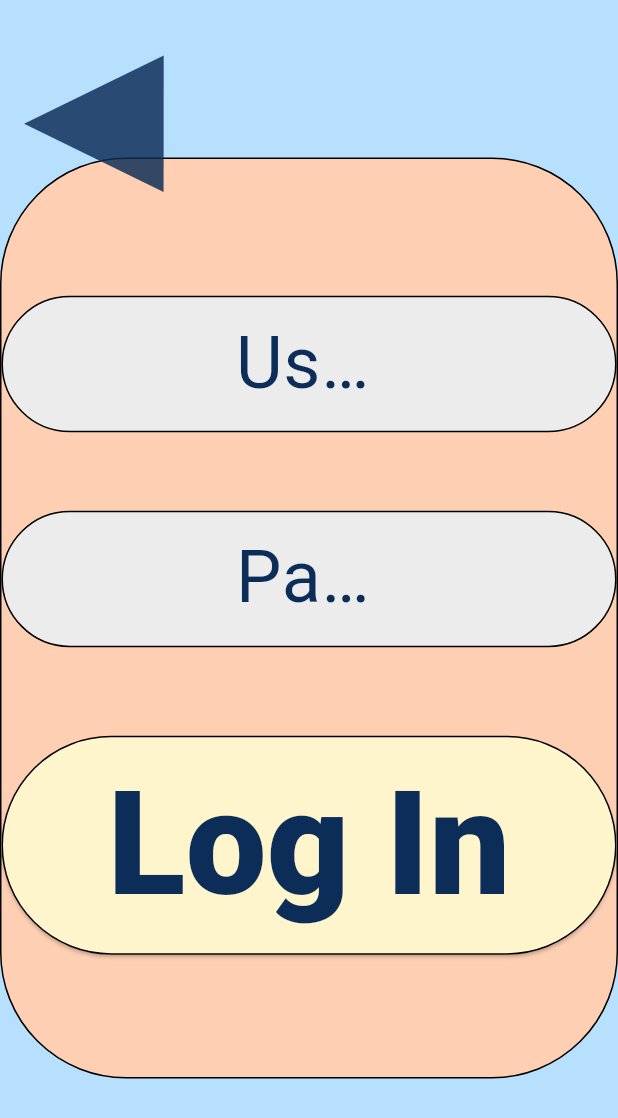
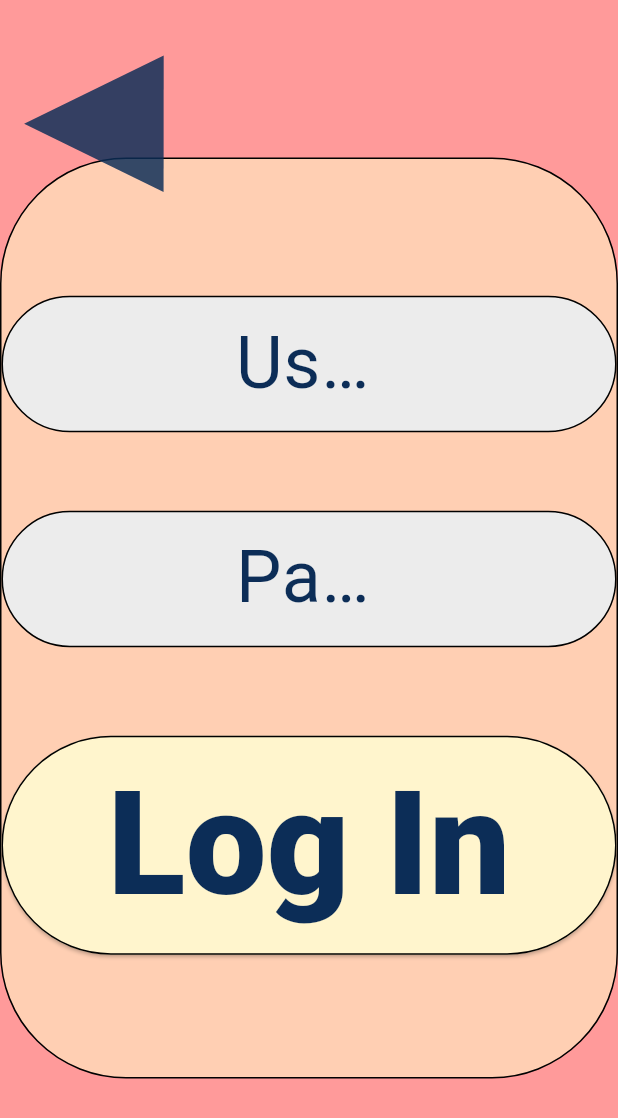
Before and after one commit to LAVjr97/Bilingual-Buddy, a Flutter app: the screen it shows after launch, after a tap on "START", on a phone screen of 412 x 824 dp. Shown: the top 1118 px of the screen. Run offline on Flutter 3.47's test engine with Material 3 defaults, Android fonts, the phone set to English and light mode, and no system bars; our stand-ins replace audioplayers, cloud_firestore, confetti, firebase_auth, firebase_core, flip_card and 2 more; missing offline and left inert: flutter_pdfview; accounts and stored records are empty; Roboto replaces fonts that are missing (Outfit, Sniglet).

Commit message:
Global Variables control app colors
App colors will be controlled from the createAppColorPalette() function.

```diff
--- a/bilingual_buddy/lib/main.dart
+++ b/bilingual_buddy/lib/main.dart
@@ -10,6 +10,7 @@ void main() async {
   await Firebase.initializeApp(options: DefaultFirebaseOptions.currentPlatform);
   FirebaseFirestore.instance.settings = const Settings(persistenceEnabled: true);
   createStudentMap(); //Creates the student data
+  createAppColorPalette(); //Sets the app color palette
 
   runApp(MyApp());
 }
--- a/bilingual_buddy/lib/screens/flashcards.dart
+++ b/bilingual_buddy/lib/screens/flashcards.dart
@@ -6,6 +6,7 @@ import 'package:audioplayers/audioplayers.dart';
 import 'dart:developer';
 import 'dart:math' hide log;
 import 'lessons_page.dart';
+import 'globals.dart';
 
 class Flashcards {
   String frontSide;
@@ -65,7 +66,7 @@ class _FlashcardViewerState extends State<FlashcardViewer>{
             Expanded(
               child: Container( //Screen borders for the background color
                 clipBehavior: Clip.antiAlias,
-                decoration: BoxDecoration(color: Color(0xFFB7E0FF)),
+                decoration: BoxDecoration(color: backgroundColor),
                 child: Stack(
                   children: [
                     backTextMenuBar(context, fractionsLecture, "Lesson ${widget.lessonNum} Flashcards"),
--- a/bilingual_buddy/lib/screens/globals.dart
+++ b/bilingual_buddy/lib/screens/globals.dart
@@ -1,13 +1,48 @@
+import 'package:flutter/material.dart';
 import 'student_info.dart';
 
+//STUDENT DATA
 late Map<String, Student> students;
 late Student currentStudent;
-
-late int backgroundColor;
-late int buttonColor;
 
 void createStudentMap(){
   students = {
     '0RXs9OMJD0QaqgTUduZrgWhbtp82': Student(info: StudentInfo(1, "Bucky", "Bronco"), quizCompletion: Completion([QuizCompletion(0, 4), QuizCompletion(0, 4), QuizCompletion(0, 4), QuizCompletion(0, 4), QuizCompletion(0, 1), QuizCompletion(0, 1)], [0.0]))
   };
 }
+
+
+//COLORS
+Color textColor = Color(0xD50C2D57);
+Color buttonColor = Color(0xFFFFF5CD);
+Color backgroundColor = Color(0xFFB7E0FF);
+Color backOfFlashcardColor = Color(0xD50C2D57);
+Color textBackgroundColor = Color(0xFFFFCFB3);
+Color dialogBackgroundColor = Color(0xFFFFF5CD);
+Color backTextMenuBarColor = Color(0xD50C2D57);
+Color inputTextColor = Color(0xFFECECEC);
+
+void createAppColorPalette(){
+  //Color Palette #1
+  textColor = Color(0xFF5F8B4C);
+  buttonColor = Color(0xFFFFDDAB);
+  backgroundColor = Color(0xFFFF9A9A);
+  backOfFlashcardColor = Color(0xD50C2D57);
+  textBackgroundColor = Color(0xFFFFCFB3);
+  dialogBackgroundColor = Color(0xFFF6C6EA);
+  backTextMenuBarColor = Color(0xFFEB5B00);
+  inputTextColor = Color(0xFFECECEC);
+
+
+  /*
+  Color Palette #2
+  textColor = Color(0xD50C2D57);
+  buttonColor = Color(0xFFFFF5CD);
+  backgroundColor = Color(0xFFB7E0FF);
+  backOfFlashcardColor = Color(0xD50C2D57);
+  textBackgroundColor = Color(0xFFFFCFB3);
+  dialogBackgroundColor = Color(0xFFFFF5CD);
+  backTextMenuBarColor = Color(0xD50C2D57);
+  */
+
+}
--- a/bilingual_buddy/lib/screens/landing_page.dart
+++ b/bilingual_buddy/lib/screens/landing_page.dart
@@ -1,6 +1,7 @@
 import 'package:flutter/material.dart';
 import 'login_page.dart';
 import 'package:google_fonts/google_fonts.dart';
+import 'globals.dart';
 
 class LandingPage extends StatefulWidget {
   @override
@@ -22,7 +23,7 @@ class _LandingPage extends State<LandingPage>{
             Expanded(
               child: Container( //Screen borders for the background color
                 clipBehavior: Clip.antiAlias,
-                decoration: BoxDecoration(color: Color(0xFFB7E0FF)),
+                decoration: BoxDecoration(color: backgroundColor),
                 child: Stack(
                   children: [
                     Align( //Logo
@@ -44,7 +45,7 @@ class _LandingPage extends State<LandingPage>{
                             child: Text(
                               'BILINGUAL BUDDY',
                               style: GoogleFonts.sniglet(
-                                color: Color(0xFF0C2D57),
+                                color: textColor,
                                 fontSize: 96,
                                 fontWeight: FontWeight.w400,
                               ),
@@ -62,7 +63,7 @@ class _LandingPage extends State<LandingPage>{
                         child: ElevatedButton(
                           onPressed: loginPage,
                           style: ElevatedButton.styleFrom(
-                            backgroundColor: Color(0xFFFFF5CD),
+                            backgroundColor: buttonColor,
                             shape: RoundedRectangleBorder(
                               side: BorderSide(width: 1),
                               borderRadius: BorderRadius.circular(84),
@@ -79,7 +80,7 @@ class _LandingPage extends State<LandingPage>{
                                 child: Text(
                                   "START",
                                   style: GoogleFonts.sniglet(
-                                    color: Color(0xFF0C2D57),
+                                    color: textColor,
                                     fontSize: 80,
                                     fontWeight: FontWeight.w800,
                                   ),
--- a/bilingual_buddy/lib/screens/lecture_dashboard.dart
+++ b/bilingual_buddy/lib/screens/lecture_dashboard.dart
@@ -4,7 +4,7 @@ import 'lessons_page.dart';
 import 'dashboard_screen.dart';
 import 'student_info.dart';
 import 'flashcards.dart';
-
+import 'globals.dart';
 
 class FractionsLecture extends StatefulWidget{
   @override
@@ -59,7 +59,7 @@ class _FractionsLecture extends State<FractionsLecture>{
             Expanded(
               child: Container( //Screen borders for the background color
                 clipBehavior: Clip.antiAlias,
-                decoration: BoxDecoration(color: Color(0xFFB7E0FF)),
+                decoration: BoxDecoration(color: backgroundColor),
                 child: Stack(
                   children: [
                     backTextMenuBar(context, fractionDashBoardPage, "Fraction Lecture"),
--- a/bilingual_buddy/lib/screens/lecture_page.dart
+++ b/bilingual_buddy/lib/screens/lecture_page.dart
@@ -5,6 +5,7 @@ import 'package:flutter_pdfview/flutter_pdfview.dart';
 import 'dart:typed_data';
 import 'package:path_provider/path_provider.dart';
 import 'dart:io';
+import 'globals.dart';
 
 class PDFContainerWidget extends StatelessWidget {
   final String pdfPath;
@@ -97,7 +98,7 @@ class _LessonPage extends State<LessonPage>{
             Expanded(
               child: Container( //Screen borders for the background color
                 clipBehavior: Clip.antiAlias,
-                decoration: BoxDecoration(color: Color(0xFFB7E0FF)),
+                decoration: BoxDecoration(color: backgroundColor),
                 child: Stack(
                   children: [
                     backTextMenuBar(context, fractionLessons, "Lesson ${widget.lessonNum}"),
--- a/bilingual_buddy/lib/screens/lecture_quiz_screen.dart
+++ b/bilingual_buddy/lib/screens/lecture_quiz_screen.dart
@@ -2,6 +2,7 @@ import 'package:flutter/material.dart';
 import 'dashboard_screen.dart';
 import 'useful_widgets.dart';
 import 'lecture_dashboard.dart';
+import 'globals.dart';
 
 class FractionsLectureQuiz extends StatefulWidget{
   @override
@@ -49,7 +50,7 @@ class _FractionsLectureQuiz extends State<FractionsLectureQuiz>{
             Expanded(
               child: Container( //Screen borders for the background color
                 clipBehavior: Clip.antiAlias,
-                decoration: BoxDecoration(color: Color(0xFFB7E0FF)),
+                decoration: BoxDecoration(color: backgroundColor),
                 child: Stack(
                   children: [
                   backTextMenuBar(context, dashBoardPage, "Fraction"),
--- a/bilingual_buddy/lib/screens/lessons_page.dart
+++ b/bilingual_buddy/lib/screens/lessons_page.dart
@@ -53,7 +53,7 @@ class _FractionsQuizzes extends State<FractionsQuizzes>{
             Expanded(
               child: Container( //Screen borders for the background color
                 clipBehavior: Clip.antiAlias,
-                decoration: BoxDecoration(color: Color(0xFFB7E0FF)),
+                decoration: BoxDecoration(color: backgroundColor),
                 child: Stack(
                   children: [
                     backTextMenuBar(context, fractionDashBoardPage, "Fraction Quizzes"),
@@ -158,7 +158,7 @@ class _FractionsLessons extends State<FractionsLessons>{
             Expanded(
               child: Container( //Screen borders for the background color
                 clipBehavior: Clip.antiAlias,
-                decoration: BoxDecoration(color: Color(0xFFB7E0FF)),
+                decoration: BoxDecoration(color: backgroundColor),
                 child: Stack(
                   children: [
                     backTextMenuBar(context, fractionDashBoardPage, "Fraction Lessons"),
@@ -231,7 +231,7 @@ class _FractionsFlashCards extends State<FractionsFlashCards>{
             Expanded(
               child: Container( //Screen borders for the background color
                 clipBehavior: Clip.antiAlias,
-                decoration: BoxDecoration(color: Color(0xFFB7E0FF)),
+                decoration: BoxDecoration(color: backgroundColor),
                 child: Stack(
                   children: [
                     backTextMenuBar(context, fractionDashBoardPage, "Fraction Flashcards"),
--- a/bilingual_buddy/lib/screens/login_page.dart
+++ b/bilingual_buddy/lib/screens/login_page.dart
@@ -213,7 +213,7 @@ class _LoginPageState extends State<LoginPage> {
             Expanded(
               child: Container( //Screen borders for the background color
                 clipBehavior: Clip.antiAlias,
-                decoration: BoxDecoration(color: Color(0xFFB7E0FF)),
+                decoration: BoxDecoration(color: backgroundColor),
                 child: Stack(
                   children: [
                     Positioned(
@@ -232,7 +232,7 @@ class _LoginPageState extends State<LoginPage> {
                         width: 855.58,
                         height: 614,
                         decoration: ShapeDecoration(
-                          color: Color(0xFFFFCFB3),
+                          color: textBackgroundColor,
                           shape: RoundedRectangleBorder(
                             side: BorderSide(width: 1),
                             borderRadius: BorderRadius.circular(84),
```
Also changed, not shown: bilingual_buddy/lib/screens/dashboard_screen.dart (+4 -3 lines), bilingual_buddy/lib/screens/quiz_page.dart (+5 -5 lines), bilingual_buddy/lib/screens/useful_widgets.dart (+29 -29 lines), 4 other files.
